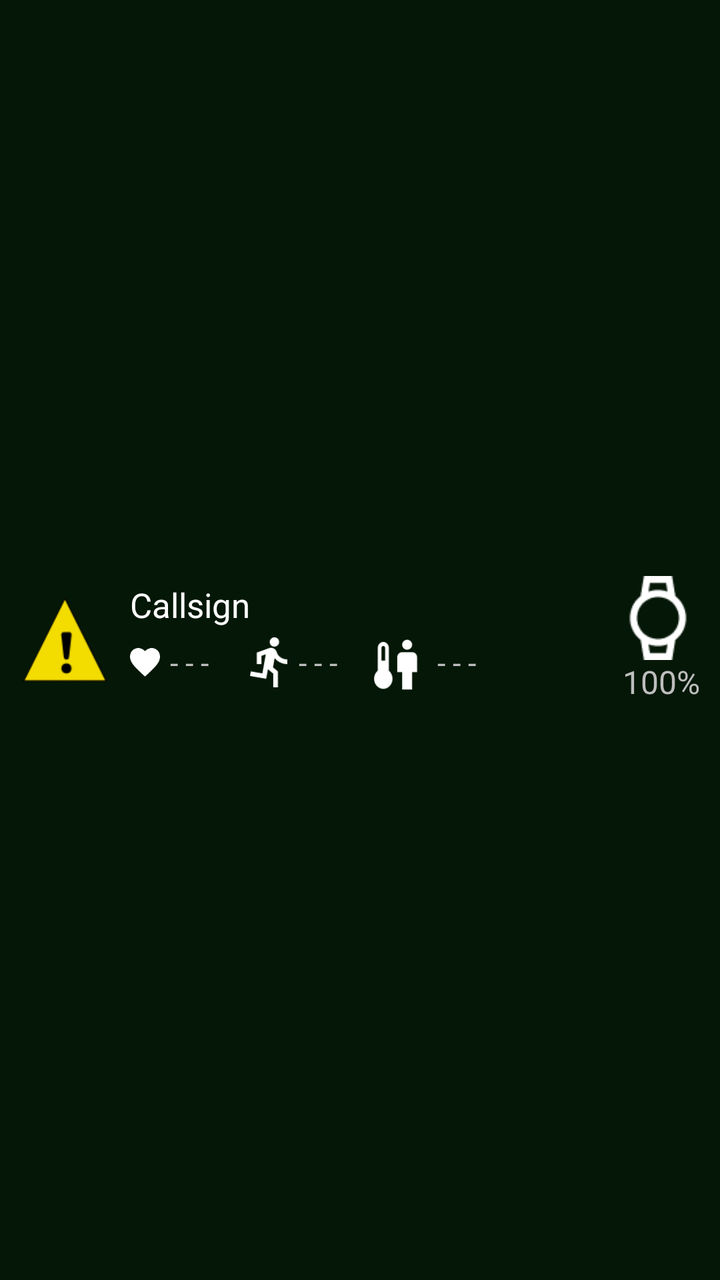
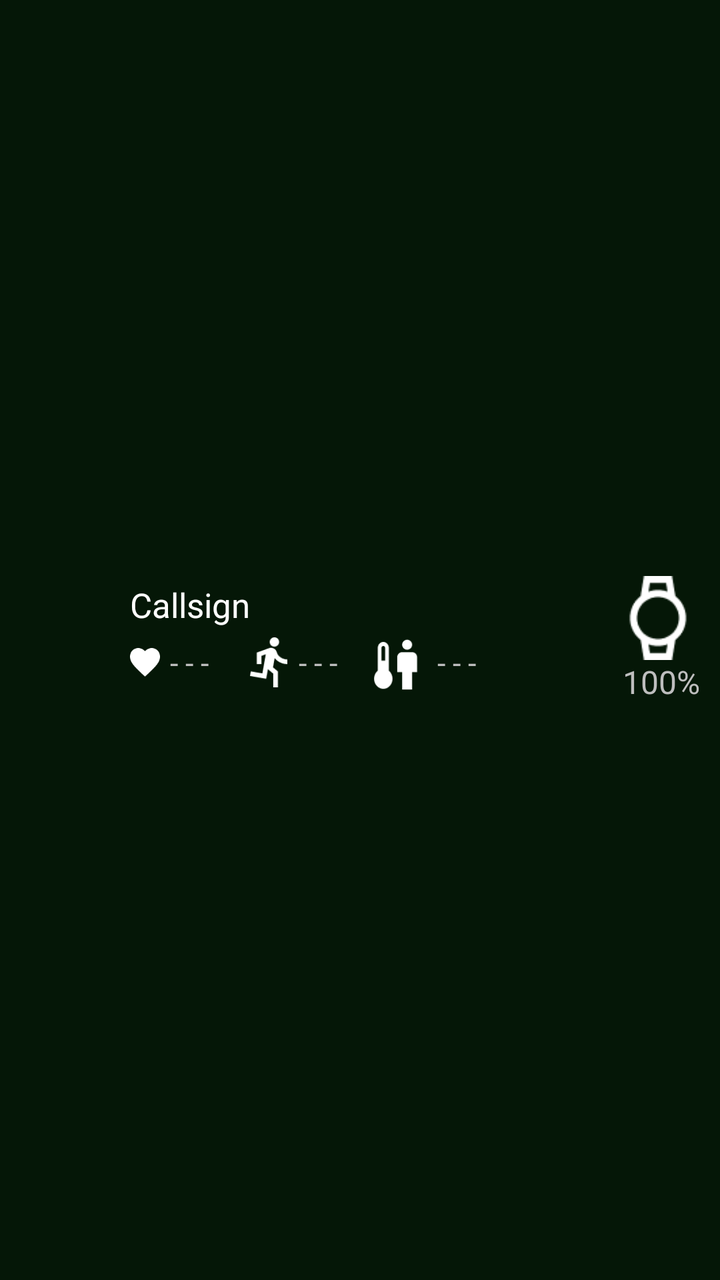

Screens rendered from an Android XML layout before and after an edit, with the pre-edit source and the edit as a unified diff.
<!-- AndroidManifest.xml: application theme AppTheme -->
<!-- res/layout/custom_list_view.xml -->
<?xml version="1.0" encoding="utf-8"?>
<LinearLayout
    xmlns:android="http://schemas.android.com/apk/res/android"
    xmlns:tools="http://schemas.android.com/tools"
    android:layout_width="match_parent"
    android:layout_height="wrap_content"
    android:orientation="horizontal"
    android:paddingVertical="10dp"
    tools:ignore="UselessParent"
    android:background="@color/greenbg"
    style="@style/AppTheme">

    <ImageView
        android:id="@+id/alertIcon"
        android:layout_width="45dp"
        android:layout_height="45dp"
        android:layout_margin="10dp"
        android:src="@drawable/danger"
        tools:ignore="ContentDescription"
        android:layout_gravity="center_vertical"
        android:visibility="visible"/>

    <LinearLayout
        android:id="@+id/nameAndAlerts"
        android:layout_width="wrap_content"
        android:layout_height="wrap_content"
        android:layout_gravity="center_vertical"
        android:orientation="vertical">

        <TextView
            android:id="@+id/textCallsign"
            android:layout_width="wrap_content"
            android:layout_height="wrap_content"
            android:textSize="17sp"
            android:text="Callsign"
            android:textColor="@color/white"
            tools:ignore="RtlHardcoded"/>

        <TextView
            android:id="@+id/textisFalsePositive"
            android:layout_width="wrap_content"
            android:layout_height="wrap_content"
            android:textSize="13sp"
            android:text="Band not worn properly, readings may be incorrect"
            android:textColor="@color/light_gray"
            tools:ignore="RtlHardcoded"
            android:paddingBottom="7dp"
            android:drawableStart="@drawable/isfalsepositive"
            android:visibility = "gone"/>

        <TextView
            android:id="@+id/textLastConnected"
            android:layout_width="wrap_content"
            android:layout_height="wrap_content"
            android:textSize="13sp"
            android:text="Last connected X minutes ago"
            android:textColor="@color/light_gray"
            tools:ignore="RtlHardcoded"
            android:paddingBottom="7dp"
            android:visibility="gone"/>

        <LinearLayout
            android:id="@+id/healthData"
            android:layout_width="wrap_content"
            android:layout_height="wrap_content"
            android:gravity="center_vertical">

            <ImageView
                android:id="@+id/iconHeartRate"
                android:layout_width="15dp"
                android:layout_height="15dp"
                android:src="@drawable/heartrate"
                android:layout_marginEnd="5dp"/>

            <TextView
                android:id="@+id/textHeartRate"
                android:layout_width="wrap_content"
                android:layout_height="wrap_content"
                android:textSize="15sp"
                tools:ignore="RtlHardcoded"
                android:text="- - -"
                android:layout_marginEnd="15dp" />

            <ImageView
                android:id="@+id/iconExertion"
                android:layout_width="30dp"
                android:layout_height="25dp"
                android:src="@drawable/exertion" />

            <TextView
                android:id="@+id/textExertion"
                android:layout_width="wrap_content"
                android:layout_height="wrap_content"
                android:textSize="15sp"
                tools:ignore="RtlHardcoded"
                android:text="- - -"
                android:layout_marginEnd="15dp"/>

            <ImageView
                android:id="@+id/iconCoreBodyTemp"
                android:layout_width="35dp"
                android:layout_height="35dp"
                android:src="@drawable/corebodytemp" />

            <TextView
                android:id="@+id/textCoreBodyTemp"
                android:layout_width="wrap_content"
                android:layout_height="wrap_content"
                android:textSize="15sp"
                tools:ignore="RtlHardcoded"
                android:text="- - -"/>
        </LinearLayout>
    </LinearLayout>

    <RelativeLayout
        android:layout_width="wrap_content"
        android:layout_height="wrap_content"
        android:layout_gravity="center_vertical"
        android:layout_marginEnd="10dp"
        android:orientation="vertical">

        <ImageView
            android:id="@+id/iconSsband"
            android:layout_width="42dp"
            android:layout_height="42dp"
            android:src="@drawable/watch"
            android:layout_alignParentEnd="true"/>

        <TextView
            android:id="@+id/textBattery"
            android:layout_width="wrap_content"
            android:layout_height="wrap_content"
            android:textSize="16sp"
            android:text="100%"
            tools:ignore="RtlHardcoded"
            android:layout_below="@id/iconSsband"
            android:layout_alignParentEnd="true"/>
    </RelativeLayout>





</LinearLayout>
<!-- resources referenced by this layout -->
<resources>
  <color name="greenbg">#202BB73B</color>
  <color name="light_gray">#A3A3A3</color>
  <color name="white">#ffffff</color>
  <!-- drawable corebodytemp: png bitmap (drawable, 1040 bytes) -->
  <!-- drawable danger: png bitmap (drawable, 1175 bytes) -->
  <!-- drawable exertion: png bitmap (drawable, 981 bytes) -->
  <!-- drawable heartrate: png bitmap (drawable, 771 bytes) -->
  <!-- drawable isfalsepositive: png bitmap (drawable, 552 bytes) -->
  <!-- drawable watch: png bitmap (drawable, 995 bytes) -->
  <style name="AppTheme" parent="@android:style/Theme.Holo">
          <item name="android:buttonStyle">@android:style/Widget.Button</item>
          <item name="android:imageButtonStyle">@android:style/Widget.Button</item>
          <item name="android:buttonStyleToggle">@android:style/Widget.Button</item>
          <item name="android:spinnerStyle">@style/ATAKSpinner</item>
          <item name="android:spinnerItemStyle">@style/ATAKSpinnerItem</item>
          <item name="android:editTextStyle">@style/ATAKEditText</item>
      </style>
  <style name="ATAKSpinner" parent="@android:style/Widget.Spinner">
          <item name="android:spinnerMode">dialog</item>
      </style>
  <style name="ATAKSpinnerItem" parent="@style/AppTheme">
          <item name="android:textColor">@android:color/black</item>
      </style>
  <style name="ATAKEditText" parent="@android:style/Widget.EditText">
          
          
  
          
          <item name="android:imeOptions">flagNoFullscreen</item>
      </style>
</resources>

<!-- the commit's change to res/layout/custom_list_view.xml (unified diff, before → after) -->
@@ -18,7 +18,7 @@
         android:src="@drawable/danger"
         tools:ignore="ContentDescription"
         android:layout_gravity="center_vertical"
-        android:visibility="visible"/>
+        android:visibility="invisible"/>
 
     <LinearLayout
         android:id="@+id/nameAndAlerts"
